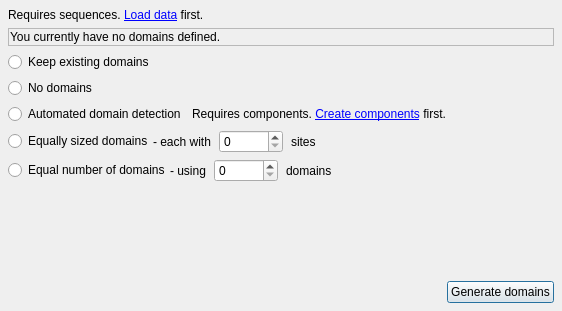
Above: groot/frontends/gui/forms/designer/frm_domain_designer.ui from JMcInerneyLab/groot before the change. Below: the same form after it.
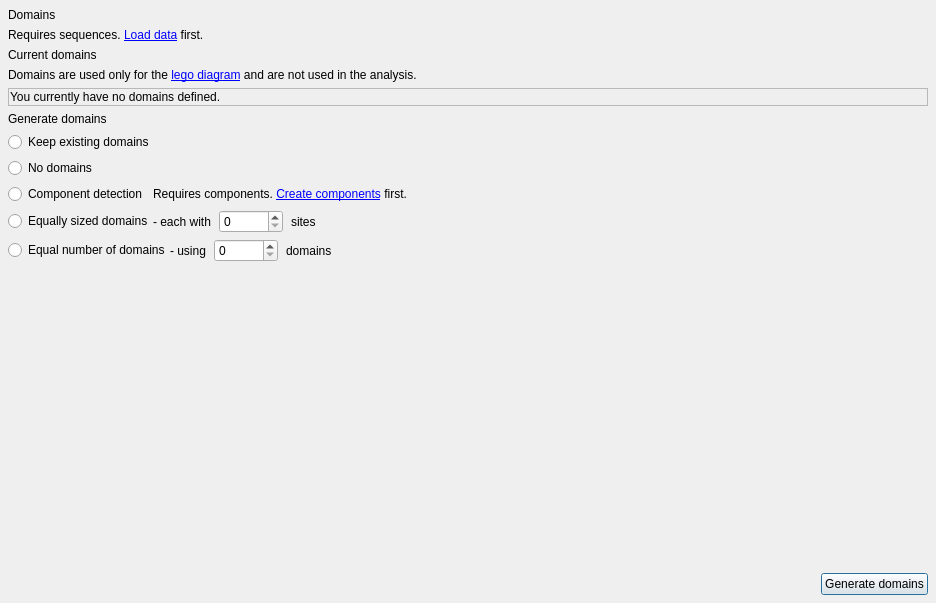
That is the form after the change.

Patch:
```diff
--- a/groot/frontends/gui/forms/designer/frm_domain_designer.ui
+++ b/groot/frontends/gui/forms/designer/frm_domain_designer.ui
@@ -6,8 +6,8 @@
    <rect>
     <x>0</x>
     <y>0</y>
-    <width>562</width>
-    <height>311</height>
+    <width>936</width>
+    <height>603</height>
    </rect>
   </property>
   <property name="windowTitle">
@@ -26,16 +26,46 @@
    <property name="bottomMargin">
     <number>8</number>
    </property>
+   <item>
+    <widget class="QLabel" name="label">
+     <property name="text">
+      <string>Domains</string>
+     </property>
+     <property name="style" stdset="0">
+      <string>title</string>
+     </property>
+    </widget>
+   </item>
    <item>
     <widget class="QLabel" name="LBL_DATA_WARNING">
      <property name="text">
-      <string>&lt;html&gt;&lt;head/&gt;&lt;body&gt;&lt;p&gt;Requires sequences. &lt;a href=&quot;action:show_load_model&quot;&gt;Load data&lt;/a&gt; first.&lt;/p&gt;&lt;/body&gt;&lt;/html&gt;</string>
+      <string>&lt;html&gt;&lt;head/&gt;&lt;body&gt;&lt;p&gt;Requires sequences. &lt;a href=&quot;action:view_open_file&quot;&gt;Load data&lt;/a&gt; first.&lt;/p&gt;&lt;/body&gt;&lt;/html&gt;</string>
      </property>
      <property name="style" stdset="0">
       <string>warning</string>
      </property>
     </widget>
    </item>
+   <item>
+    <widget class="QLabel" name="label_6">
+     <property name="text">
+      <string>Current domains</string>
+     </property>
+     <property name="style" stdset="0">
+      <string>heading</string>
+     </property>
+    </widget>
+   </item>
+   <item>
+    <widget class="QLabel" name="LBL_HELP">
+     <property name="text">
+      <string>&lt;html&gt;&lt;head/&gt;&lt;body&gt;&lt;p&gt;Domains are used only for the &lt;a href=&quot;action:view_lego&quot;&gt;lego diagram&lt;/a&gt; and are not used in the analysis.&lt;/p&gt;&lt;/body&gt;&lt;/html&gt;</string>
+     </property>
+     <property name="style" stdset="0">
+      <string>helpbox</string>
+     </property>
+    </widget>
+   </item>
    <item>
     <widget class="QFrame" name="frame">
      <property name="frameShape">
@@ -70,6 +100,16 @@
      </layout>
     </widget>
    </item>
+   <item>
+    <widget class="QLabel" name="label_7">
+     <property name="text">
+      <string>Generate domains</string>
+     </property>
+     <property name="style" stdset="0">
+      <string>heading</string>
+     </property>
+    </widget>
+   </item>
    <item>
     <widget class="QRadioButton" name="RAD_EXISTING">
      <property name="sizePolicy">
@@ -107,7 +147,7 @@
         </sizepolicy>
        </property>
        <property name="text">
-        <string>Automated domain detection</string>
+        <string>Component detection</string>
        </property>
       </widget>
      </item>
```
Left out of the diff: 5 changed lines with no effect on the pictures.
